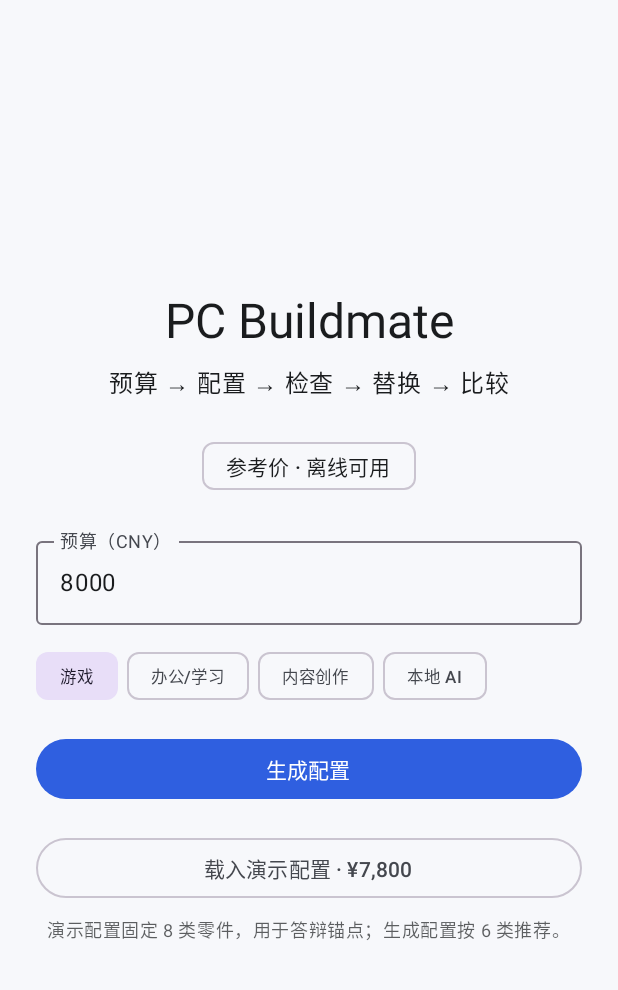
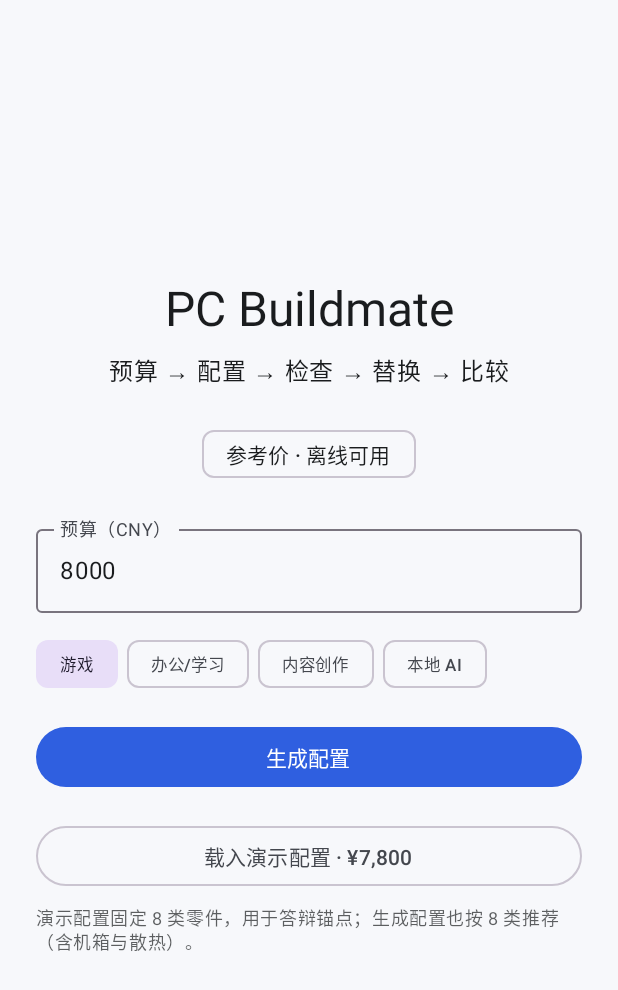
Before and after one commit to pc-buildmate/pcbuildmate, an Android app built with Jetpack Compose: the composable EntryScreen shown on its own in the app's theme, on a phone screen of 412 x 824 dp. Shown: the top 990 px of the screen. Run offline under Robolectric (Android 15) with nearby library versions, the phone set to English and light mode, and no system bars; network calls fail.

Commit message:
fix(ui): Entry 页还写着「生成配置按 6 类推荐」，实际是 8 类 (#207)
* fix(ui): the entry note still promised six categories

* fix(ui): reapply the copy fix on top of the extracted strings

---------

Co-authored-by: yys1yys2yys <yys1yys2yys@users.noreply.github.com>

```diff
--- a/ui/src/main/res/values/strings.xml
+++ b/ui/src/main/res/values/strings.xml
@@ -10,7 +10,7 @@
     <string name="entry_generate">生成配置</string>
     <string name="entry_load_demo">载入演示配置 · ¥7,800</string>
     <string name="entry_continue_saved">继续上次配置 · 已保存 %1$d 份</string>
-    <string name="entry_demo_note">演示配置固定 8 类零件，用于答辩锚点；生成配置按 6 类推荐。</string>
+    <string name="entry_demo_note">演示配置固定 8 类零件，用于答辩锚点；生成配置也按 8 类推荐（含机箱与散热）。</string>
 
     <!-- 通用 -->
     <string name="common_back">返回</string>
```
